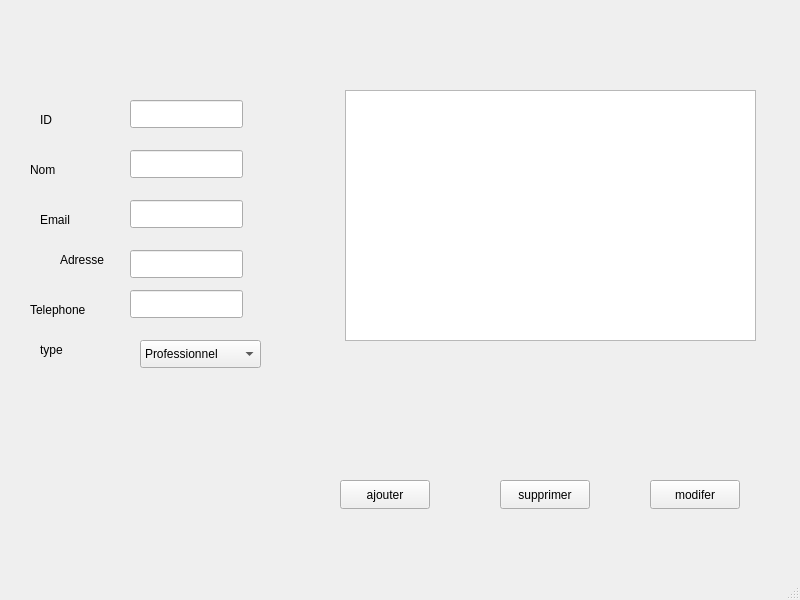
hamzamadhi05-byte/SmartWaterFactory, file mainwindow.ui: the form before one commit.
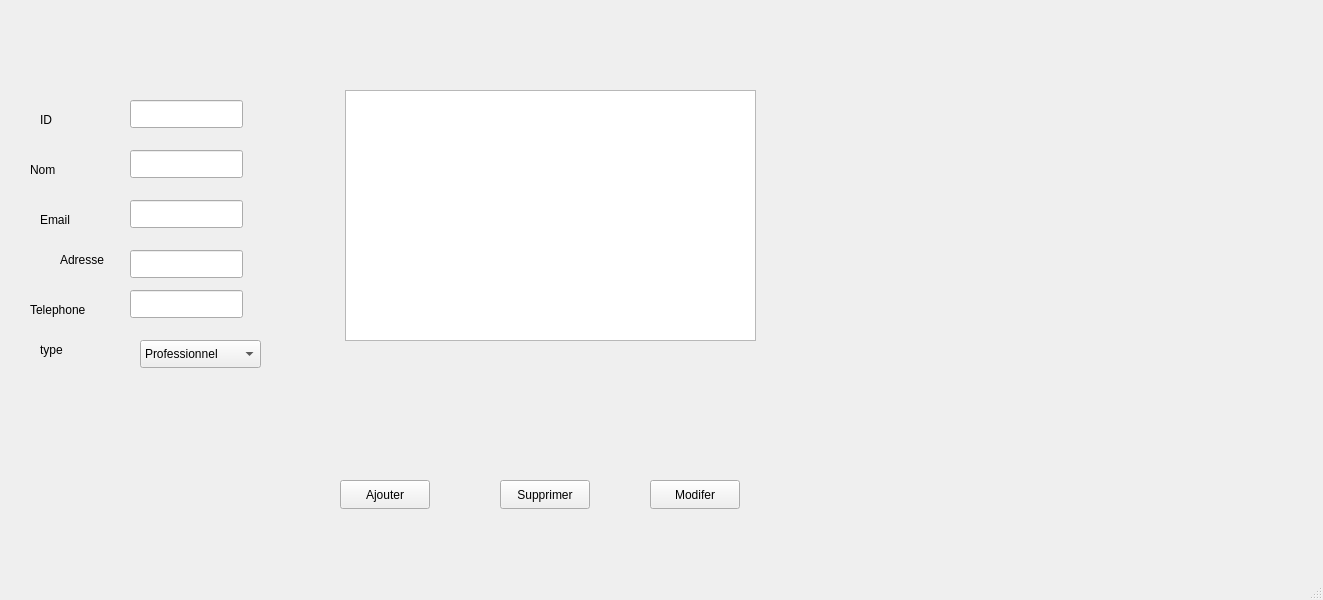
The form after the commit.

Diff of the .ui file:
```diff
--- a/mainwindow.ui
+++ b/mainwindow.ui
@@ -6,7 +6,7 @@
    <rect>
     <x>0</x>
     <y>0</y>
-    <width>800</width>
+    <width>1323</width>
     <height>600</height>
    </rect>
   </property>
@@ -24,7 +24,7 @@
      </rect>
     </property>
     <property name="text">
-     <string>ajouter</string>
+     <string>Ajouter</string>
     </property>
    </widget>
    <widget class="QPushButton" name="pushButton_2">
@@ -37,7 +37,7 @@
      </rect>
     </property>
     <property name="text">
-     <string>modifer</string>
+     <string>Modifer</string>
     </property>
    </widget>
    <widget class="QPushButton" name="pushButton_3">
@@ -50,7 +50,7 @@
      </rect>
     </property>
     <property name="text">
-     <string>supprimer</string>
+     <string>Supprimer</string>
     </property>
    </widget>
    <widget class="QComboBox" name="comboBox">
```
Left out of the diff: 22 changed lines with no effect on the pictures.
